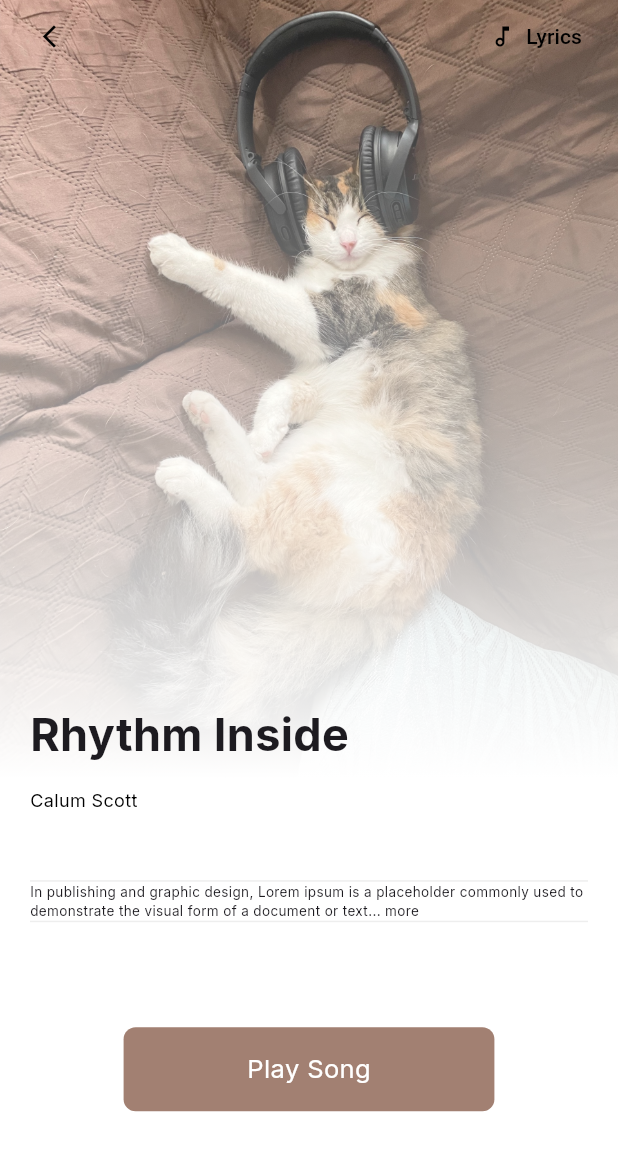
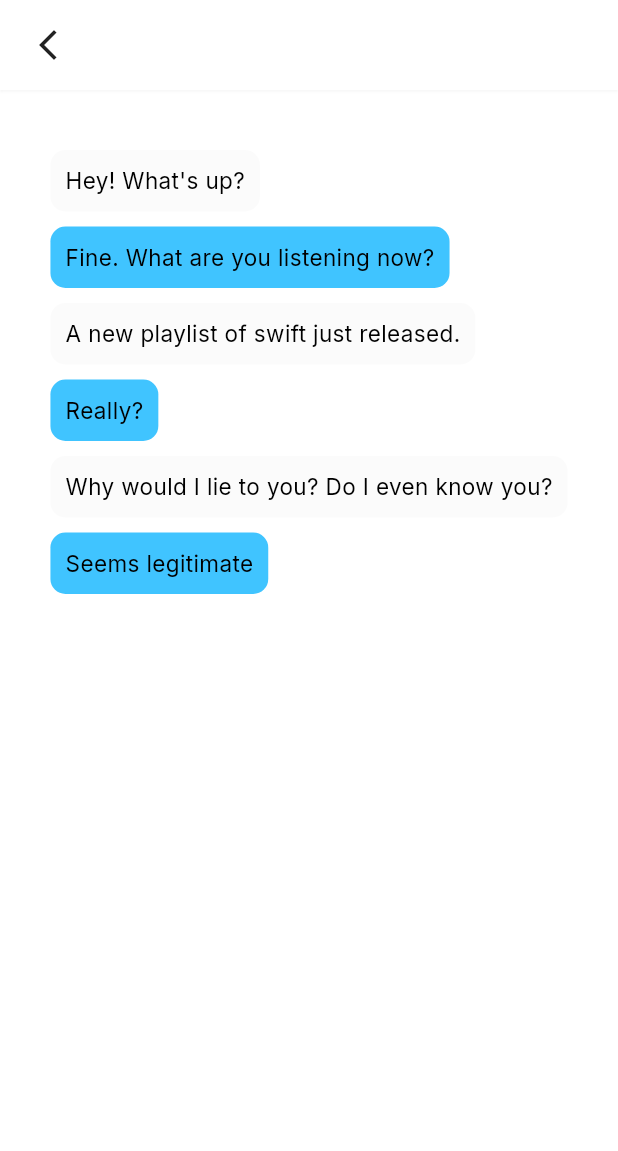
Before and after one commit to imrnh/twilite, a Flutter app: the screen it shows after launch, on a phone screen of 412 x 824 dp. Shown: the top 1151 px of the screen. Run offline on Flutter 3.47's test engine with Material 2 defaults, Android fonts, the phone set to English and light mode, and no system bars; our stand-ins replace get, google_fonts; missing offline and left inert: dart:ffi.

Commit message:
Create lyrics view page and chat page

```diff
--- /dev/null
+++ b/lib/api/sample_lyrics.dart
@@ -0,0 +1,54 @@
+
+/*
+*
+* Sample Lyrics.
+*
+* */
+String sampleLyrics() {
+  String x = """When I look into your eyes
+It's like watching the night sky
+Or a beautiful sunrise
+Well, there's so much they hold
+And just like them old stars
+I see that you've come so far
+To be right where you are
+How old is your soul?
+Well, I won't give up on us
+Even if the skies get rough
+I'm giving you all my love
+I'm still looking up
+And when you're needing your space
+To do some navigating
+I'll be here patiently waiting
+To see what you find
+'Cause even the stars, they burn
+Some even fall to the earth
+We got a lot to learn
+God knows we're worth it
+No, I won't give up
+I don't wanna be someone who walks away so easily
+I'm here to stay and make the difference that I can make
+Our differences, they do a lot to teach us how to use
+The tools and gifts we got yeah, we got a lot at stake
+And in the end, you're still my friend, at least we did intend
+For us to work, we didn't break, we didn't burn
+We had to learn how to bend, without the world caving in
+I had to learn what I got and what I'm not
+And who I am
+I won't give up on us
+Even if the skies get rough
+I'm giving you all my love
+I'm still looking up
+I'm still looking up
+Well, I won't give up on us (no, I'm not giving up)
+God knows I'm tough, he knows (I am tough, I am loved)
+We got a lot to learn (we are alive, we are loved)
+God knows we're worth it (and we're worth it)
+I won't give up on us
+Even if the skies get rough
+I'm giving you all my love
+I'm still looking up
+  """;
+
+  return x;
+}
--- a/lib/main.dart
+++ b/lib/main.dart
@@ -1,6 +1,9 @@
 import 'package:flutter/material.dart';
+import 'package:twilite/api/sample_lyrics.dart';
+import 'package:twilite/pages/friends/chat.dart';
 import 'package:twilite/pages/homepage.dart';
 import 'package:twilite/pages/music_discovery/discovered_music_view.dart';
+import 'package:twilite/pages/music_discovery/lyrics_view.dart';
 import 'package:twilite/widgets/appbar.dart';
 
 void main() {
@@ -20,7 +23,16 @@ class MyApp extends StatelessWidget {
         useMaterial3: true,
       ),
       debugShowCheckedModeBanner: false,
-      home: DiscoveredMusicViewPage(),
+      home: ChatPage(myUID: "2343", frUID: "4009viodsf"),
     );
   }
 }
+
+
+// LyricsViewPage(
+// songName: "Rhythm Inside",
+// songArtist: "Calum Scott",
+// lyricsText: sampleLyrics(),
+// songUUID: "192032",
+// gradientBeingColor: const Color.fromRGBO(162, 128, 114, .56),
+// gradientEndColor: const Color.fromRGBO(184, 159, 149, 0.41)),
--- /dev/null
+++ b/lib/pages/friends/chat.dart
@@ -0,0 +1,150 @@
+import 'package:flutter/material.dart';
+import 'package:google_fonts/google_fonts.dart';
+import 'package:get/get.dart';
+
+class ChatPage extends StatefulWidget {
+  final String myUID, frUID;
+  const ChatPage({super.key, required this.myUID, required this.frUID});
+
+  @override
+  State<ChatPage> createState() => _ChatPageState();
+}
+
+class _ChatPageState extends State<ChatPage> {
+  late String frUID;
+  late List<dynamic> chats;
+
+  @override
+  void initState() {
+    // TODO: implement initState
+    super.initState();
+    frUID = widget.frUID;
+    fetchFriendInfo();
+    fetchFriendChats();
+  }
+
+  void fetchFriendInfo() async {
+    //fetch image, name and other info.
+  }
+
+  void fetchFriendChats() async {
+    //fetch all the chat with this user.
+    chats = [
+      {'sender': 'me', 'message': "Hey! What's up?"},
+      {'sender': 'fr', 'message': "Fine. What are you listening now?"},
+      {'sender': 'me', 'message': "A new playlist of swift just released."},
+      {'sender': 'fr', 'message': "Really?"},
+      {
+        'sender': 'me',
+        'message': "Why would I lie to you? Do I even know you?"
+      },
+      {'sender': 'fr', 'message': "Seems legitimate"},
+    ];
+  }
+
+  @override
+  Widget build(BuildContext context) {
+
+    double topBarHeight = 70;
+    double messageInputfieldHeight = 70;
+    double chatViewContainerHeight = MediaQuery.of(context).size.height - (topBarHeight + messageInputfieldHeight + 60); //60 is extra paddings.
+    return SafeArea(
+        child: Scaffold(
+      backgroundColor: Colors.white,
+      body: SizedBox(
+        width: MediaQuery.of(context).size.width,
+        height: MediaQuery.of(context).size.height,
+        child: Column(
+          children: [
+            Container(
+              width: MediaQuery.of(context).size.width,
+              height: 60,
+              decoration: BoxDecoration(
+                color: Colors.white,
+                boxShadow: [
+                  BoxShadow(
+                    color: Colors.grey.withOpacity(0.1), // Shadow color
+                    spreadRadius: 0.1, // Spread radius
+                    blurRadius: 0.4, // Blur radius
+                    offset:
+                        const Offset(0, 1), // Offset in the x and y directions
+                  ),
+                ],
+              ),
+              child: Padding(
+                padding:
+                    const EdgeInsets.symmetric(horizontal: 20, vertical: 10),
+                child: Row(
+                  children: [
+                    Icon(Icons.arrow_back_ios_new),
+                    Center(
+                      child: Row(
+                        children: [
+                          //user image.
+                          //user name,
+                        ],
+                      ),
+                    )
+                  ],
+                ),
+              ),
+            ),
+
+            /*
+            * chat
+            *
+            * */
+            SizedBox(height: 30),
+            chatView(chats, chatViewContainerHeight),
+          ],
+        ),
+      ),
+    ));
+  }
+}
+
+
+
+/*
+* chatview widget -> move to widgets directory.
+*
+* */
+Widget chatView(List<dynamic> chats, double containerHeight) {
+  return Container(
+    height: containerHeight,
+    child: Column(
+      crossAxisAlignment: CrossAxisAlignment.start,
+      children: chats.map((line) {
+        return Padding(
+            padding: const EdgeInsets.only(top: 10),
+            child: GestureDetector(
+              child: Container(
+                decoration: BoxDecoration(
+                  color: line['sender'] == 'me'
+                      ? const Color.fromRGBO(250, 250, 250, 0.8)
+                      : Colors.lightBlueAccent,
+                  borderRadius: BorderRadius.circular(10),
+                ),
+                child: Padding(
+                  padding: const EdgeInsets.all(10),
+                  child: Text(
+                    line['message'],
+                    style: GoogleFonts.inter(
+                      fontSize: 15,
+                      color: Colors.black,
+                    ),
+                  ),
+                ),
+              ),
+            ));
+      }).toList(),
+    ),
+  );
+}
+
+
+
+/*
+* chat input field. height -> 70
+*
+* */
--- a/lib/widgets/topbars.dart
+++ b/lib/widgets/topbars.dart
@@ -4,20 +4,21 @@ import 'appbar_buttons.dart';
 
 
 Widget getTransparentTopBar(VoidCallback lyricsViewPressed){
-
-  void backButtonOnPress(){
-    Get.back();
-  }
-
-  // void lyricsViewPressed(){
-  //   print("Do something to change the screen to view the lyrics.");
-  // }
-
   return Row(
     mainAxisAlignment: MainAxisAlignment.spaceBetween,
     children: [
-      getAppBarButton(const Icon(Icons.arrow_back_ios_new), backButtonOnPress),
+      getAppBarButton(const Icon(Icons.arrow_back_ios_new), ()=>Get.back()),
       getAppBarButtonWithIconAndText(const Icon(Icons.music_note_outlined),"Lyrics", lyricsViewPressed)
     ],
   );
 }
+
+
+Widget getTransparentTopBarWithBackButtonOnly(){
+  return Row(
+    mainAxisAlignment: MainAxisAlignment.spaceBetween,
+    children: [
+      getAppBarButton(const Icon(Icons.arrow_back_ios_new), ()=>Get.back()),
+    ],
+  );
+}
```
Also changed, not shown: lib/pages/music_discovery/lyrics_view.dart (added, +119 -0 lines), lib/widgets/music_discovery/lyrics_view_line_by_line.dart (added, +15 -0 lines).
